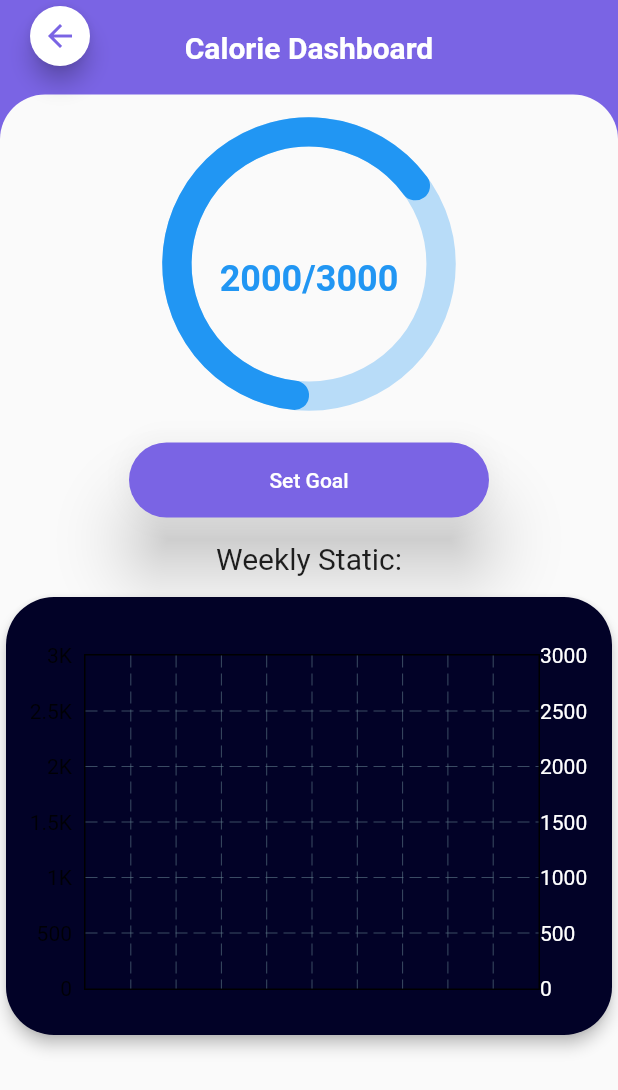
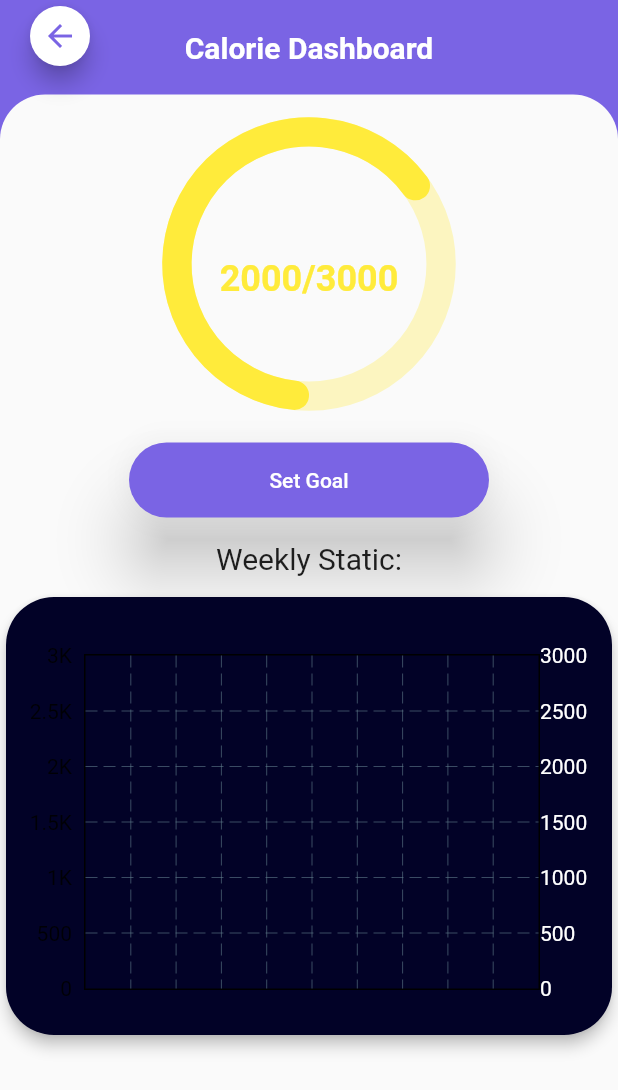
Before and after one commit to rks369/swastha_health_app, a Flutter app: the CalorieDashboard screen opened directly, on a phone screen of 412 x 824 dp. Shown: the top 1090 px of the screen. Run offline on Flutter 3.47's test engine with Material 2 defaults, Android fonts, the phone set to English and light mode, and no system bars; drawn by our look-alikes of fl_chart, syncfusion_flutter_gauges; our stand-ins replace assets_audio_player, cloud_firestore, firebase_auth, firebase_core, firebase_storage, flutter_advanced_drawer and 10 more; missing offline and left inert: flutter_background_service, flutter_background_service_android; accounts and stored records are empty.

Commit message:
minor Chnages

```diff
--- a/lib/screens/authentication/register.dart
+++ b/lib/screens/authentication/register.dart
@@ -18,6 +18,7 @@ class Register extends StatelessWidget {
     GlobalKey<FormState> formKey = GlobalKey<FormState>();
     return Scaffold(
       body: SafeArea(
+        child: SingleChildScrollView(
           child: Padding(
             padding: const EdgeInsets.all(8.0),
             child: BlocConsumer<AuthCubit, Authstate>(
@@ -121,7 +122,8 @@ class Register extends StatelessWidget {
                           if (formKey.currentState!.validate()) {
                             showProgressDialog(context);
 
-                          BlocProvider.of<AuthCubit>(context).sendOTP(phonenum);
+                            BlocProvider.of<AuthCubit>(context)
+                                .sendOTP(phonenum);
                           }
                         }),
                   ],
@@ -130,6 +132,7 @@ class Register extends StatelessWidget {
             ),
           ),
         ),
+      ),
     );
   }
 }
--- a/lib/screens/dashboards/calorie_dashboard.dart
+++ b/lib/screens/dashboards/calorie_dashboard.dart
@@ -87,7 +87,7 @@ class _CalorieDashboardState extends State<CalorieDashboard> {
                               axisLineStyle: AxisLineStyle(
                                 thickness: 0.2,
                                 cornerStyle: CornerStyle.bothCurve,
-                                color: Colors.blue.withOpacity(0.3),
+                                color: Colors.yellow.withOpacity(0.3),
                                 thicknessUnit: GaugeSizeUnit.factor,
                               ),
                               pointers: <GaugePointer>[
@@ -96,7 +96,7 @@ class _CalorieDashboardState extends State<CalorieDashboard> {
                                   cornerStyle: CornerStyle.bothCurve,
                                   width: 0.2,
                                   sizeUnit: GaugeSizeUnit.factor,
-                                  color: Colors.blue,
+                                  color: Colors.yellow,
                                 ),
                               ],
                               annotations: <GaugeAnnotation>[
@@ -105,7 +105,8 @@ class _CalorieDashboardState extends State<CalorieDashboard> {
                                   angle: 90,
                                   widget: Text('2000/3000',
                                       style: kHeadingTextStyle.copyWith(
-                                          color: Colors.blue, fontSize: 24.0)),
+                                          color: Colors.yellow,
+                                          fontSize: 24.0)),
                                 ),
                               ]),
                         ]),
--- a/lib/screens/dashboards/sleep_dashboard.dart
+++ b/lib/screens/dashboards/sleep_dashboard.dart
@@ -87,7 +87,7 @@ class _SleepDashboardState extends State<SleepDashboard> {
                               axisLineStyle: AxisLineStyle(
                                 thickness: 0.2,
                                 cornerStyle: CornerStyle.bothCurve,
-                                color: Colors.blue.withOpacity(0.3),
+                                color: Colors.red.withOpacity(0.3),
                                 thicknessUnit: GaugeSizeUnit.factor,
                               ),
                               pointers: <GaugePointer>[
@@ -96,7 +96,7 @@ class _SleepDashboardState extends State<SleepDashboard> {
                                   cornerStyle: CornerStyle.bothCurve,
                                   width: 0.2,
                                   sizeUnit: GaugeSizeUnit.factor,
-                                  color: Colors.blue,
+                                  color: Colors.red,
                                 ),
                               ],
                               annotations: <GaugeAnnotation>[
@@ -105,7 +105,7 @@ class _SleepDashboardState extends State<SleepDashboard> {
                                   angle: 90,
                                   widget: Text('4h/9h',
                                       style: kHeadingTextStyle.copyWith(
-                                          color: Colors.blue, fontSize: 24.0)),
+                                          color: Colors.red, fontSize: 24.0)),
                                 ),
                               ]),
                         ]),
--- a/lib/screens/dashboards/steps_dashboard.dart
+++ b/lib/screens/dashboards/steps_dashboard.dart
@@ -87,7 +87,7 @@ class _StepDashboardState extends State<StepDashboard> {
                               axisLineStyle: AxisLineStyle(
                                 thickness: 0.2,
                                 cornerStyle: CornerStyle.bothCurve,
-                                color: Colors.blue.withOpacity(0.3),
+                                color: Colors.green.withOpacity(0.3),
                                 thicknessUnit: GaugeSizeUnit.factor,
                               ),
                               pointers: <GaugePointer>[
@@ -96,7 +96,7 @@ class _StepDashboardState extends State<StepDashboard> {
                                   cornerStyle: CornerStyle.bothCurve,
                                   width: 0.2,
                                   sizeUnit: GaugeSizeUnit.factor,
-                                  color: Colors.blue,
+                                  color: Colors.green,
                                 ),
                               ],
                               annotations: <GaugeAnnotation>[
@@ -105,7 +105,7 @@ class _StepDashboardState extends State<StepDashboard> {
                                   angle: 90,
                                   widget: Text('3000/6000',
                                       style: kHeadingTextStyle.copyWith(
-                                          color: Colors.blue, fontSize: 24.0)),
+                                          color: Colors.green, fontSize: 24.0)),
                                 ),
                               ]),
                         ]),
```
Lines whose indentation alone changed are shown as unchanged.
